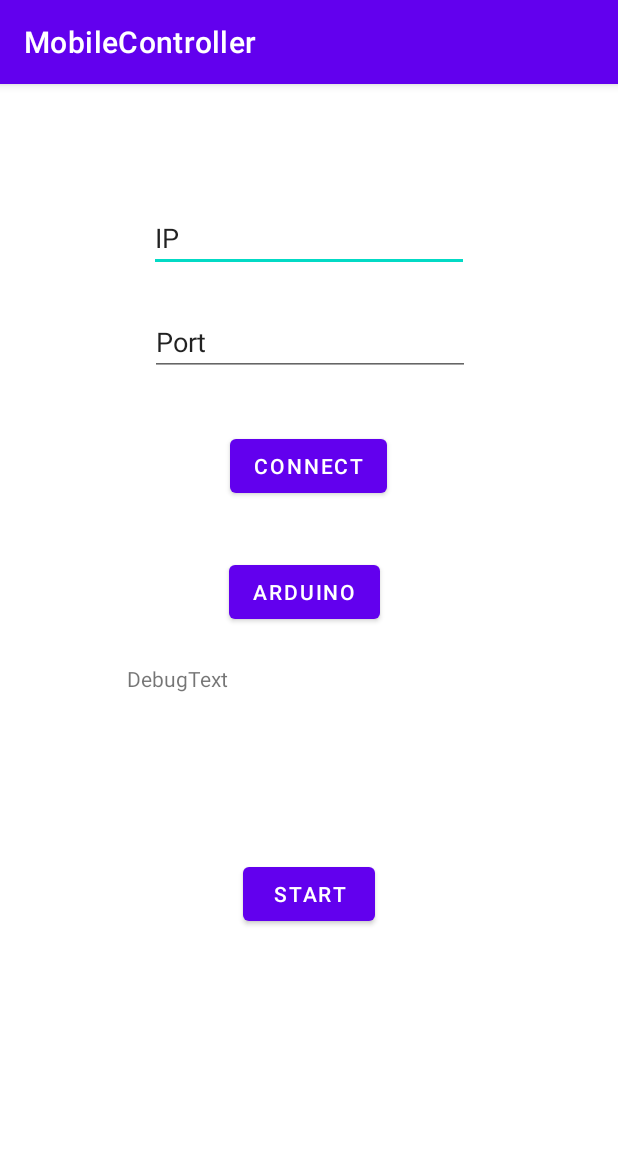
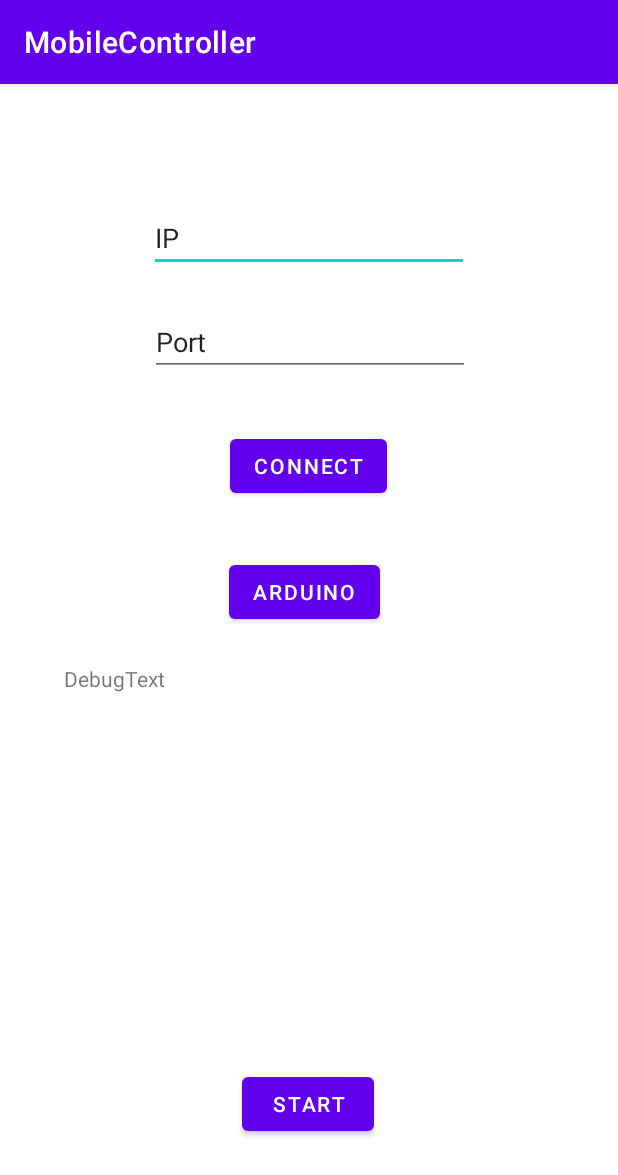
Before and after one commit to SH02-tech/ArduCV, an Android app: the screen it shows after launch (MainActivity), on a phone screen of 412 x 824 dp. Shown: the top 1175 px of the screen. Run offline under Robolectric (Android 15) with nearby library versions, the phone set to English and light mode, and no system bars; 4 statements that could not run were skipped.

Commit message:
Changed layout

```diff
--- a/MobileController/app/src/main/res/layout/activity_main.xml
+++ b/MobileController/app/src/main/res/layout/activity_main.xml
@@ -57,10 +57,10 @@
 
     <TextView
         android:id="@+id/debugText"
-        android:layout_width="242dp"
-        android:layout_height="69dp"
+        android:layout_width="326dp"
+        android:layout_height="241dp"
         android:layout_marginTop="24dp"
-        android:text="DebugText"
+        android:text="DebugText\n"
         app:layout_constraintEnd_toEndOf="parent"
         app:layout_constraintHorizontal_bias="0.497"
         app:layout_constraintStart_toStartOf="parent"
@@ -70,11 +70,11 @@
         android:id="@+id/startButton"
         android:layout_width="wrap_content"
         android:layout_height="wrap_content"
-        android:layout_marginTop="60dp"
+        android:layout_marginTop="28dp"
         android:onClick="onClickStart"
         android:text="Start"
         app:layout_constraintEnd_toEndOf="parent"
-        app:layout_constraintHorizontal_bias="0.501"
+        app:layout_constraintHorizontal_bias="0.498"
         app:layout_constraintStart_toStartOf="parent"
         app:layout_constraintTop_toBottomOf="@+id/debugText" />
 
```
